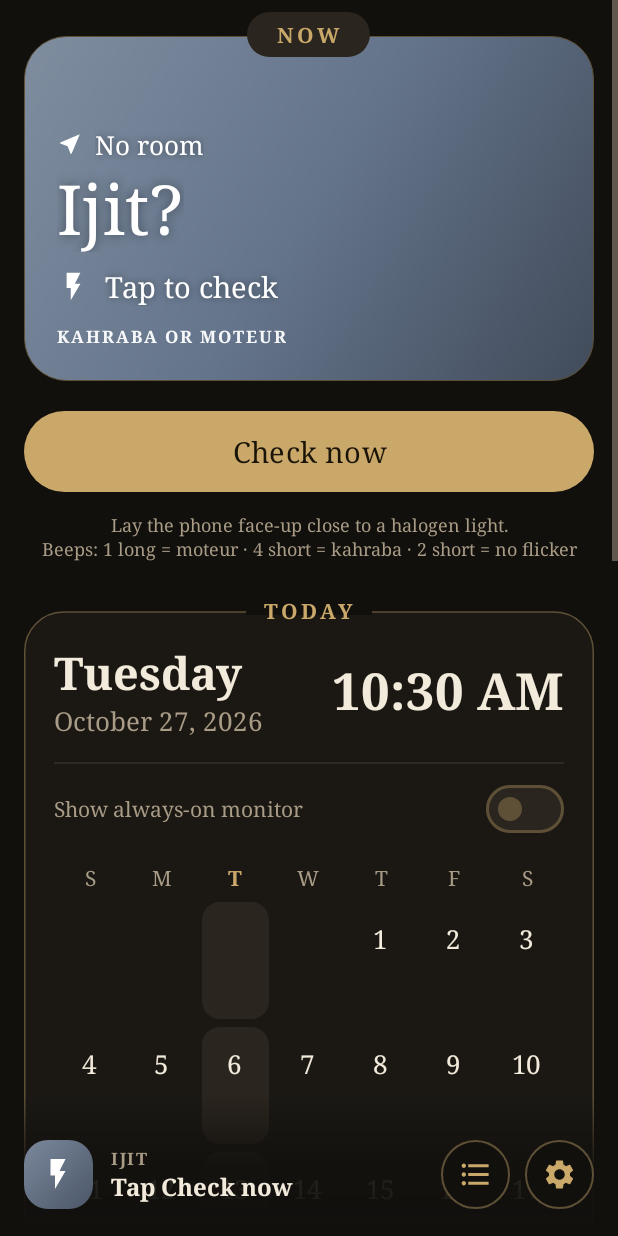
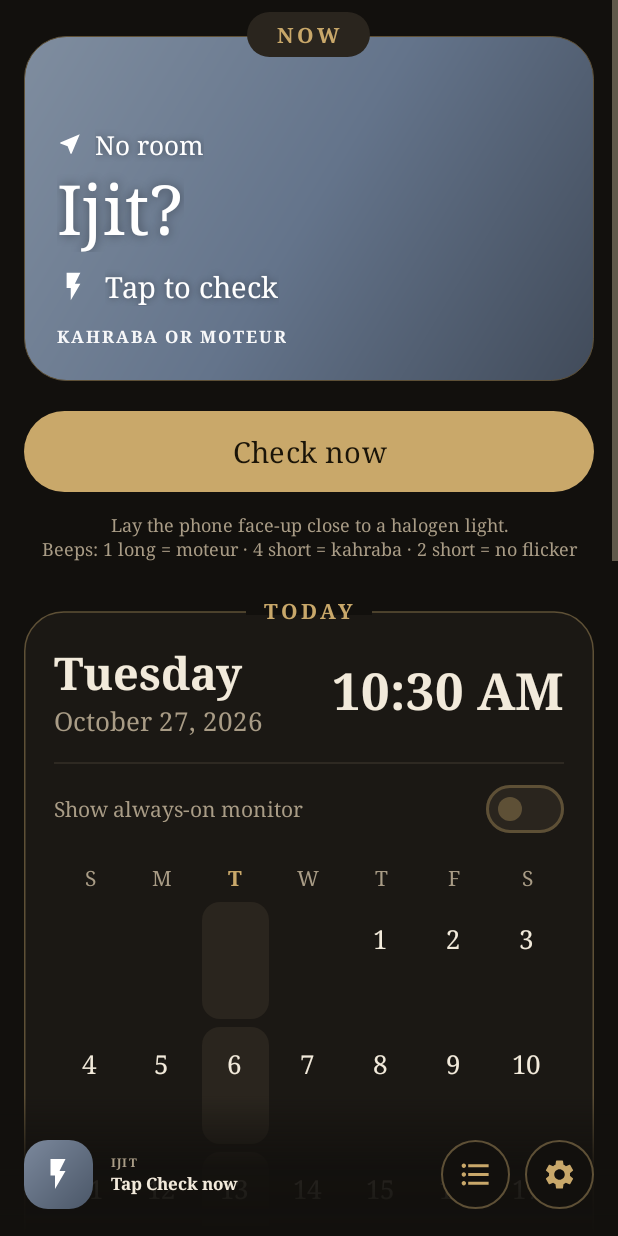
Before and after one commit to btpe831/Kahraba, an Android app: the MainActivity screen opened directly, with no data from a screen before it, on a phone screen of 412 x 824 dp. Run offline under Robolectric (Android 15) with nearby library versions, the phone set to English and light mode, and no system bars.

Commit message:
Sticky bar text 30% smaller
Co-Authored-By: Claude Opus 5.5 <noreply@anthropic.com>
Claude-Session: https://claude.ai/code/session_01PtKZYC5E2QmJcQQHCUJn71

```diff
--- a/app/src/main/res/layout/activity_main.xml
+++ b/app/src/main/res/layout/activity_main.xml
@@ -486,7 +486,7 @@
                 android:maxLines="1"
                 android:textAllCaps="true"
                 android:textColor="?attr/appMuted"
-                android:textSize="11sp"
+                android:textSize="8sp"
                 android:textStyle="bold" />
 
             <TextView
@@ -496,7 +496,7 @@
                 android:ellipsize="end"
                 android:maxLines="1"
                 android:textColor="?attr/appText"
-                android:textSize="16sp"
+                android:textSize="11sp"
                 android:textStyle="bold" />
         </LinearLayout>
 
```
